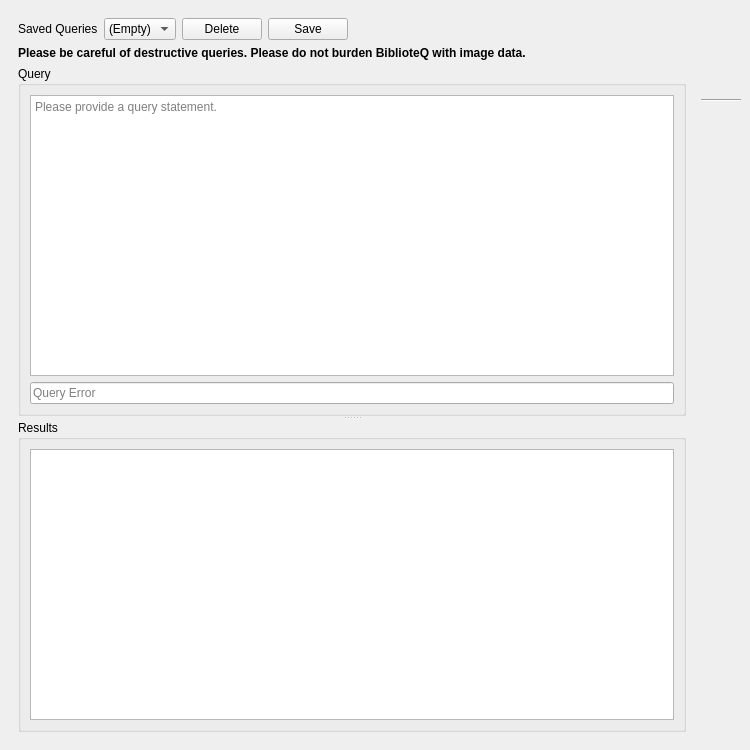
Old version of the form UI/biblioteq_statistics.ui in the repository textbrowser/biblioteq.
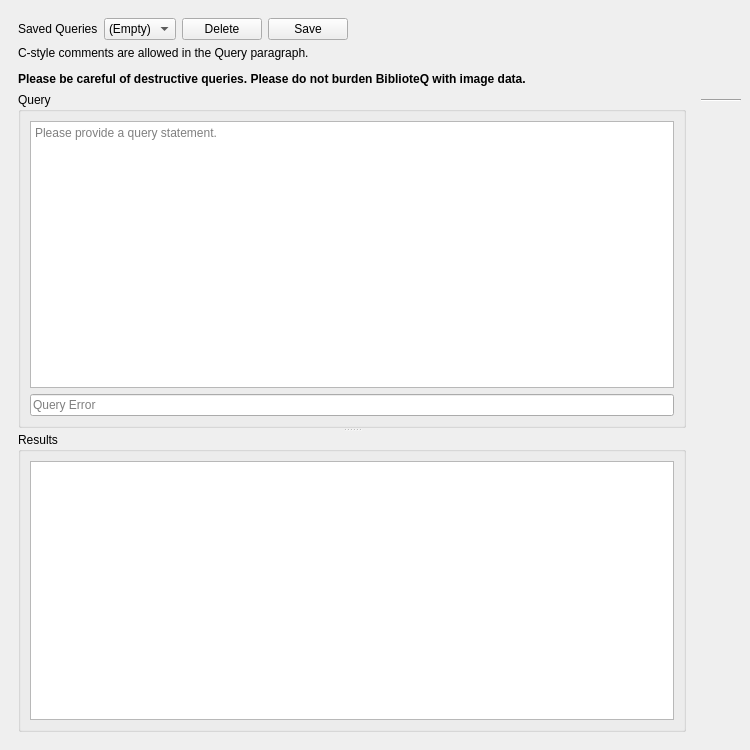
New version of the form. Icons and pictures are not drawn. Custom widgets are drawn as their Qt base class.

```diff
--- a/UI/biblioteq_statistics.ui
+++ b/UI/biblioteq_statistics.ui
@@ -89,7 +89,7 @@
        <item>
         <widget class="QLabel" name="label_2">
          <property name="text">
-          <string>&lt;html&gt;&lt;head/&gt;&lt;body&gt;&lt;p&gt;&lt;span style=&quot; font-weight:600;&quot;&gt;Please be careful of destructive queries. Please do not burden BiblioteQ with image data.&lt;/span&gt;&lt;/p&gt;&lt;/body&gt;&lt;/html&gt;</string>
+          <string>&lt;html&gt;&lt;head/&gt;&lt;body&gt;&lt;p&gt;C-style comments are allowed in the Query paragraph.&lt;/p&gt;&lt;p&gt;&lt;span style=&quot; font-weight:600;&quot;&gt;Please be careful of destructive queries. Please do not burden BiblioteQ with image data.&lt;/span&gt;&lt;/p&gt;&lt;/body&gt;&lt;/html&gt;</string>
          </property>
          <property name="wordWrap">
           <bool>true</bool>
```
